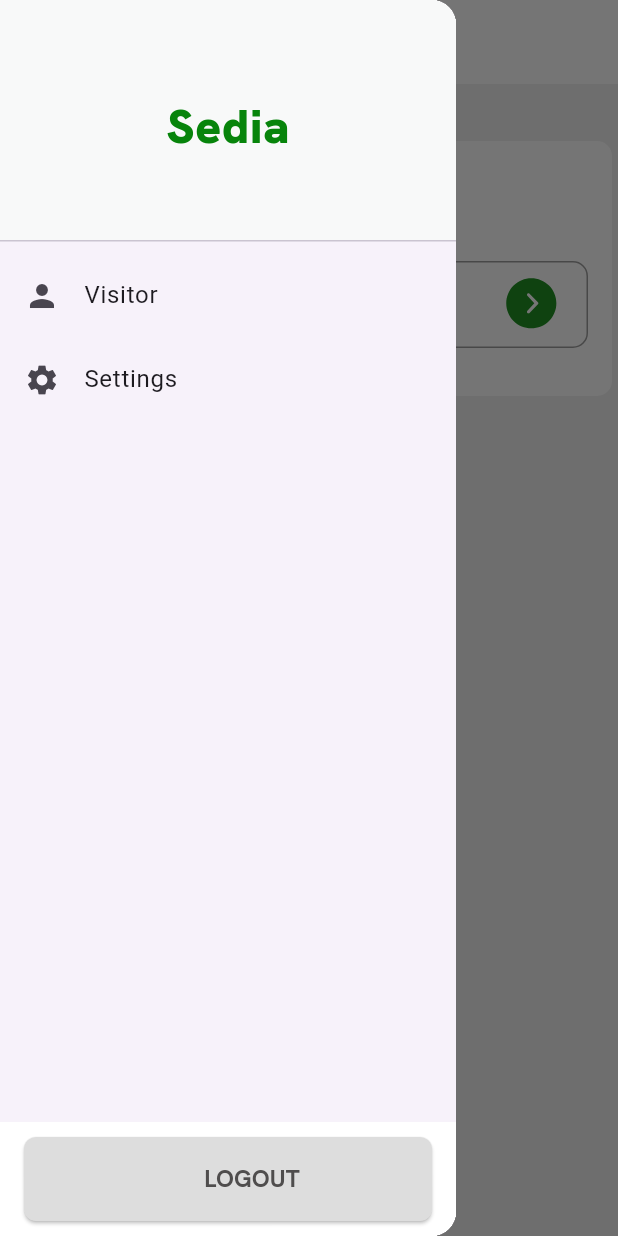
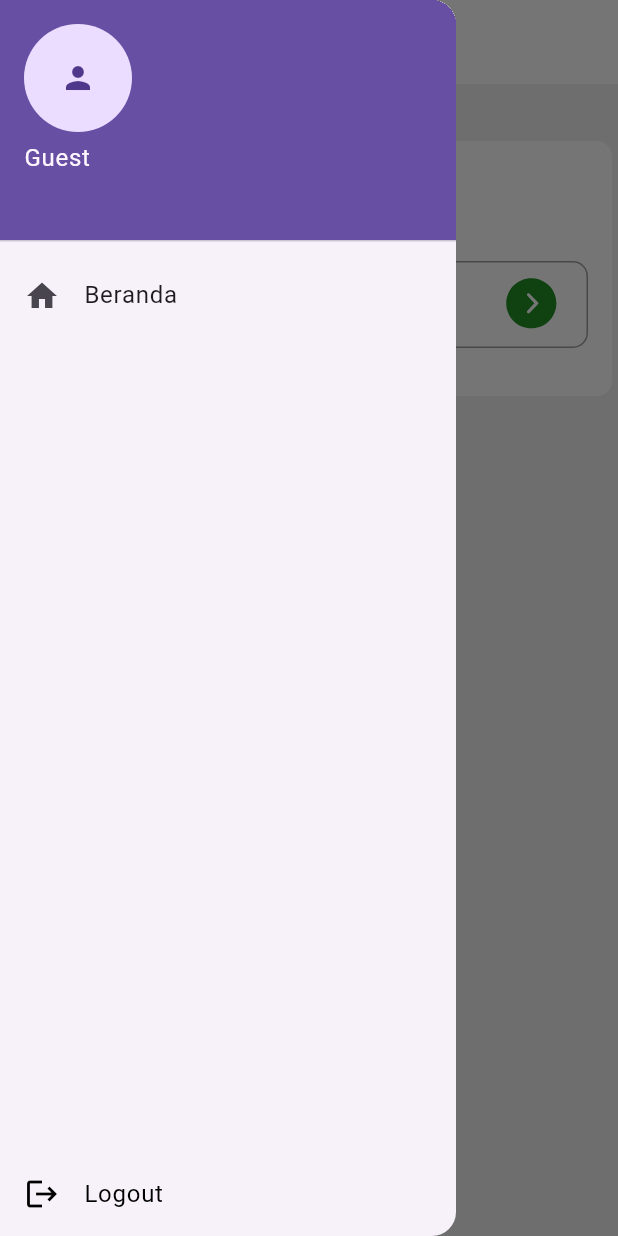
Before and after one commit to rinneechan/visitor_induction, a Flutter app: the MainmenuExternalScreen screen opened by its route, with the side drawer open, on a phone screen of 412 x 824 dp. Run offline on Flutter 3.47's test engine with Material 3 defaults, Android fonts, the light colour scheme and no system bars; our stand-ins replace chewie, connectivity_plus, dio, dropdown_button2, firebase_auth, firebase_core and 10 more; missing offline and left inert: dart:html, flutter_pdfview, in_app_update, syncfusion_flutter_pdfviewer; accounts and stored records are empty.

Commit message:
front end logout

```diff
--- a/lib/main.dart
+++ b/lib/main.dart
@@ -1,4 +1,3 @@
-import 'package:firebase_auth/firebase_auth.dart';
 import 'package:flutter/foundation.dart';
 import 'package:flutter/material.dart';
 import 'package:hive_flutter/hive_flutter.dart';
@@ -13,6 +12,7 @@
 import 'package:flutter_local_notifications/flutter_local_notifications.dart';
 import 'package:she_vi/screens/setting/navigator_service.dart';
 import 'package:she_vi/utils/env_helper.dart'; // Import helper
+import 'package:she_vi/screens/home/custom_drawer.dart';
 
 // Fungsi global untuk menangani notifikasi di background
 Future<void> _firebaseBackgroundHandler(RemoteMessage message) async {
--- a/lib/route/app_route.dart
+++ b/lib/route/app_route.dart
@@ -21,6 +21,7 @@
 import 'package:she_vi/screens/setting/navigator_service.dart';
 import 'package:she_vi/screens/page/visitorrequest_Screen.dart';
 import 'package:she_vi/screens/login/logout_screen.dart';
+
 
 void main() {
   runApp(App());
--- a/lib/screens/home/custom_drawer.dart
+++ b/lib/screens/home/custom_drawer.dart
@@ -1,122 +1,123 @@
 import 'package:flutter/material.dart';
+import 'package:firebase_auth/firebase_auth.dart';
+import 'package:go_router/go_router.dart';
+import 'package:hive/hive.dart';
 import 'package:shared_preferences/shared_preferences.dart';
-import 'package:go_router/go_router.dart';
+
+class CustomDrawer extends StatelessWidget {
+  final String username;
+
+  const CustomDrawer({super.key, required this.username});
 
 
-class CustomDrawer extends StatelessWidget {
-  final String? username;
+  Future<void> _logout(BuildContext context) async {
+    try {
+      // Hapus data auth Firebase
+      await FirebaseAuth.instance.signOut();
 
-  const CustomDrawer({Key? key, this.username}) : super(key: key);
+      // Hapus data Hive
+      var userBox = await Hive.openBox('userBox');
+      await userBox.clear();
 
-  Future<void> logout(BuildContext context) async {
+      // Hapus SharedPreferences
       final prefs = await SharedPreferences.getInstance();
-    await prefs.remove('isLoggedIn');
+      await prefs.clear();
+
+      // Arahkan ke login setelah logout
+      if (context.mounted) {
         context.go('/login');
+      }
+    } catch (e) {
+      debugPrint("❌ Error saat logout: $e");
+      if (context.mounted) {
+        ScaffoldMessenger.of(context).showSnackBar(
+          SnackBar(content: Text("Gagal logout: $e")),
+        );
+      }
+    }
+  }
+
+  void _showLogoutConfirmation(BuildContext context) {
+    showModalBottomSheet(
+      context: context,
+      shape: const RoundedRectangleBorder(
+        borderRadius: BorderRadius.vertical(top: Radius.circular(20)),
+      ),
+      builder: (BuildContext context) {
+        return Container(
+          padding: const EdgeInsets.all(20),
+          child: Column(
+            mainAxisSize: MainAxisSize.min,
+            children: [
+              const Icon(Icons.logout, size: 40, color: Colors.black),
+              const SizedBox(height: 10),
+              const Text(
+                "Konfirmasi Logout",
+                style: TextStyle(fontSize: 18, fontWeight: FontWeight.bold),
+              ),
+              const SizedBox(height: 10),
+              const Text(
+                "Apakah Anda yakin ingin keluar dari aplikasi?",
+                textAlign: TextAlign.center,
+              ),
+              const SizedBox(height: 20),
+              Row(
+                children: [
+                  Expanded(
+                    child: OutlinedButton(
+                      onPressed: () => Navigator.pop(context),
+                      child: const Text("Batal"),
+                    ),
+                  ),
+                  const SizedBox(width: 10),
+                  Expanded(
+                    child: ElevatedButton(
+                      style: ElevatedButton.styleFrom(
+                        backgroundColor: Colors.green,
+                      ),
+                      onPressed: () {
+                        Navigator.pop(context); // Tutup modal
+                        _logout(context); // Lanjut logout
+                      },
+                      child: const Text("Logout"),
+                    ),
+                  ),
+                ],
+              ),
+            ],
+          ),
+        );
+      },
+    );
   }
 
   @override
   Widget build(BuildContext context) {
     return Drawer(
       child: Column(
-        children: <Widget>[
-          // Bagian header
-          DrawerHeader(
-            decoration: const BoxDecoration(
-              color: Color.fromARGB(255, 248, 249, 249),
-            ),
-            child: Center(
-              child: Text(
-                'Sedia',
-                style: const TextStyle(
-                  color: Color(0xFF07840B),
-                  fontFamily: 'Hanken Grotesk',
-                  fontSize: 32.0,
-                  fontWeight: FontWeight.w900,
-                  fontStyle: FontStyle.normal,
-                  height: 1.0,
+        children: [
+          UserAccountsDrawerHeader(
+            accountName: Text(username),
+            accountEmail: const Text(""),
+            currentAccountPicture: const CircleAvatar(
+              child: Icon(Icons.person),
             ),
           ),
-            ),
-          ),
-          // Bagian item menu
-          Expanded(
-            child: ListView(
-              children: [
           ListTile(
-                  title: Text(username ?? 'Visitor'),
-                  leading: const Icon(Icons.person),
+            leading: const Icon(Icons.home),
+            title: const Text("Beranda"),
             onTap: () {
-                    Navigator.pop(context); // Menutup drawer
+              context.go('/home');
             },
           ),
+          const Spacer(),
           ListTile(
-                  title: const Text('Settings'),
-                  leading: const Icon(Icons.settings),
-                  onTap: () {
-                    // Navigasi untuk settings
-                    Navigator.pop(context);
-                  },
-                ),
-              ],
-            ),
-          ),
-          // Bagian tombol logout
-          Container(
-            color: Colors.white,
-            padding:
-                const EdgeInsets.symmetric(horizontal: 16.0, vertical: 10.0),
-            child: _buildButtons(context),
+            leading: const Icon(Icons.logout, color: Colors.black),
+            title: const Text("Logout", style: TextStyle(color: Colors.black)),
+            onTap: () => _showLogoutConfirmation(context),
           ),
         ],
       ),
     );
   }
-
-  // Membuat tombol-tombol
-  Widget _buildButtons(BuildContext context) {
-    return Row(
-      mainAxisAlignment: MainAxisAlignment.spaceBetween,
-      children: [
-        _buildLogOutButton(context),
-      ],
-    );
 }
-
-  // Tombol logout
-  Widget _buildLogOutButton(BuildContext context) {
-    return Expanded(
-      child: ElevatedButton(
-      onPressed: () => logout(context),
-      style: ElevatedButton.styleFrom(
-        backgroundColor: const Color(0xFFDDDDDD), // Warna latar tombol
-        padding: const EdgeInsets.symmetric(vertical: 16.0), // Padding tombol
-        shape: RoundedRectangleBorder(
-          borderRadius: BorderRadius.circular(8.0), // Radius border
-          //side: const BorderSide(color: Color(0xFFDDDDDD)), // Border tombol
-        ),
-        alignment: Alignment.centerLeft, // Konten diatur ke kiri
-      ),
-      child: Row(
-        mainAxisAlignment: MainAxisAlignment.center,
-        children: const [
-          Icon(
-            Icons.logout, // Ikon logout
-            color: Color(0xFFFFFF), // Warna ikon
-            size: 24.0,
-          ),
-          SizedBox(width: 8), // Jarak antara ikon dan teks
-          Text(
-            'LOGOUT',
-            style: TextStyle(
-              color: Color(0xFF4F4D4D), // Warna teks
-              fontFamily: 'Hanken Grotesk',
-              fontSize: 16.0,
-              fontWeight: FontWeight.w600, // Ketebalan teks
-            ),
-          ),
-        ],
-      ),
-      ),
-    );
-  }
-}
--- a/lib/screens/home/mainmenuExternal_screen.dart
+++ b/lib/screens/home/mainmenuExternal_screen.dart
@@ -55,7 +55,8 @@
           backgroundColor: const Color(0xFFFFFFFF),
           elevation: 0, // Untuk membuat AppBar tanpa bayangan
         ),
-        drawer: CustomDrawer(username: username),
+        drawer: CustomDrawer(username: username ?? "Guest"),
+
         body: Center(
           child: Container(
             width: MediaQuery.of(context).size.shortestSide,
--- a/lib/screens/home/mainmenu_screen.dart
+++ b/lib/screens/home/mainmenu_screen.dart
@@ -81,7 +81,7 @@
           backgroundColor: const Color(0xFFFFFFFF),
           elevation: 0,
         ),
-        drawer: CustomDrawer(username: username),
+        drawer: CustomDrawer(username: username ?? "Guest"),
         body: Center(
           child: Container(
             width: MediaQuery.of(context).size.shortestSide,
--- a/lib/screens/home/menusatuExternal_screen.dart
+++ b/lib/screens/home/menusatuExternal_screen.dart
@@ -141,7 +141,7 @@
         elevation: 2,
       ),
 
-      drawer: CustomDrawer(username: username),
+      drawer: CustomDrawer(username: username ?? "Guest"),
       body: Center(
         child: Container(
           width: MediaQuery.of(context).size.shortestSide,
--- a/lib/screens/home/menusatu_screen.dart
+++ b/lib/screens/home/menusatu_screen.dart
@@ -151,7 +151,7 @@
             ),
           ],
         ),
-        drawer: CustomDrawer(username: username),
+        drawer: CustomDrawer(username: username ?? "Guest"),
         body: SafeArea(
           child: RefreshIndicator(
             onRefresh: () async {
--- a/lib/screens/page/reqinductionysatu_screen.dart
+++ b/lib/screens/page/reqinductionysatu_screen.dart
@@ -298,7 +298,7 @@
         backgroundColor: Color(0xFFFFFFFF),
         elevation: 2,
       ),
-      drawer: CustomDrawer(username: username),
+      drawer: CustomDrawer(username: username ?? "Guest"),
       resizeToAvoidBottomInset: true,
       body: SafeArea(
         child: Center(
--- a/lib/screens/page/requestsubmitted_screen.dart
+++ b/lib/screens/page/requestsubmitted_screen.dart
@@ -78,7 +78,7 @@
         backgroundColor: Color(0xFFFFFFFF),
         elevation: 2,
       ),
-      drawer: CustomDrawer(),
+      drawer: CustomDrawer(username: username ?? "Guest"),
       body: SafeArea(
         child:Stack(
         children: <Widget>[
```
Also changed, not shown: lib/screens/login/logout_screen.dart (+1 -37 lines). Lines whose indentation alone changed are shown as unchanged.
